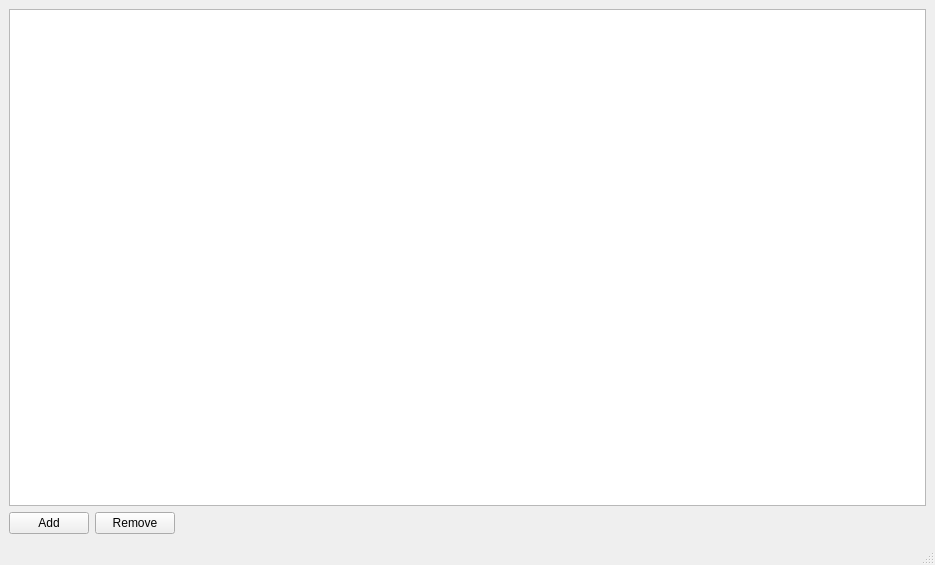
Rodney406/ws6_7-20709120, file mainwindow.ui: the form before one commit.
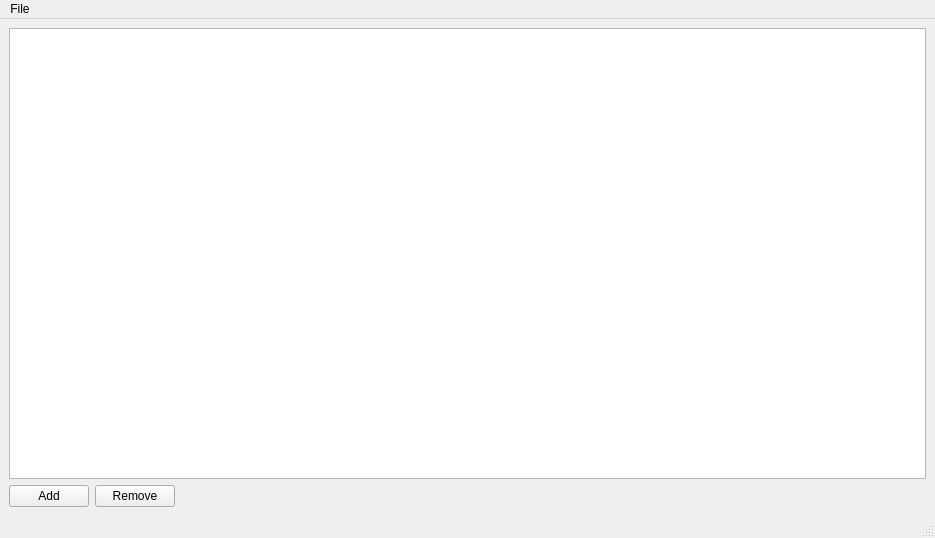
The form after the commit.

Commit message: WS6: add open file dialog and finish item editing

What changed in the file:
```diff
--- a/mainwindow.ui
+++ b/mainwindow.ui
@@ -7,7 +7,7 @@
     <x>0</x>
     <y>0</y>
     <width>935</width>
-    <height>565</height>
+    <height>538</height>
    </rect>
   </property>
   <property name="windowTitle">
@@ -64,6 +64,13 @@
      <height>22</height>
     </rect>
    </property>
+   <widget class="QMenu" name="menuFile">
+    <property name="title">
+     <string>File</string>
+    </property>
+    <addaction name="actionOpen_File"/>
+   </widget>
+   <addaction name="menuFile"/>
   </widget>
   <widget class="QStatusBar" name="statusbar"/>
  </widget>
```
Left out of the diff: 8 changed lines with no effect on the pictures. The commit also changes 2 other files.
